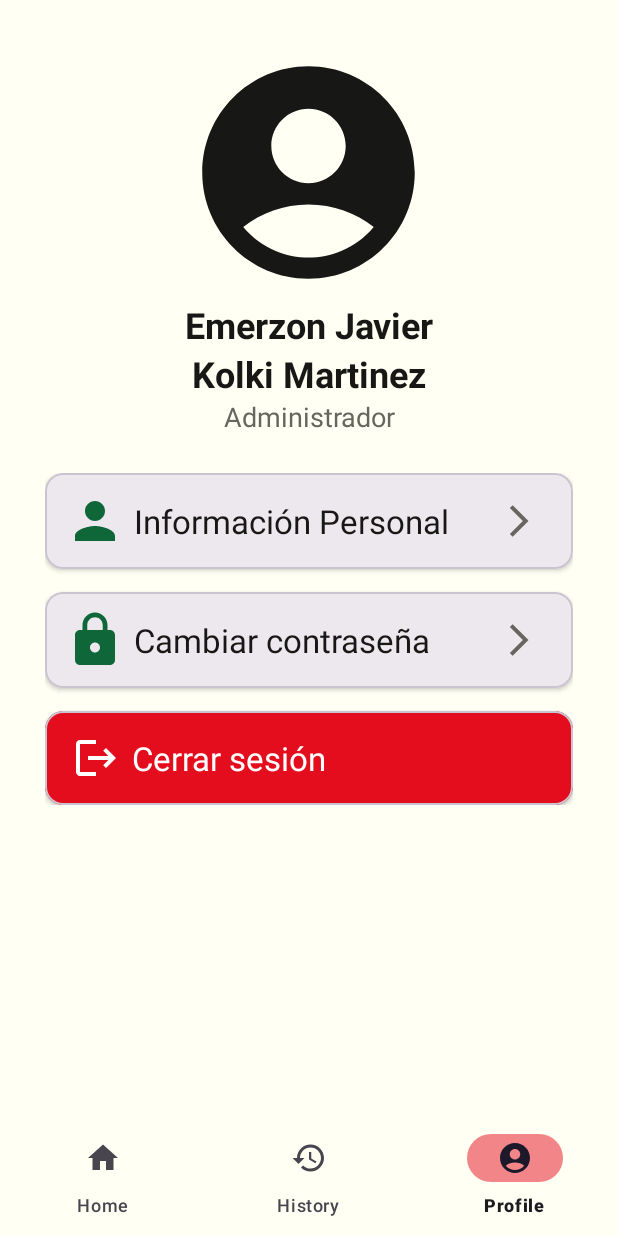
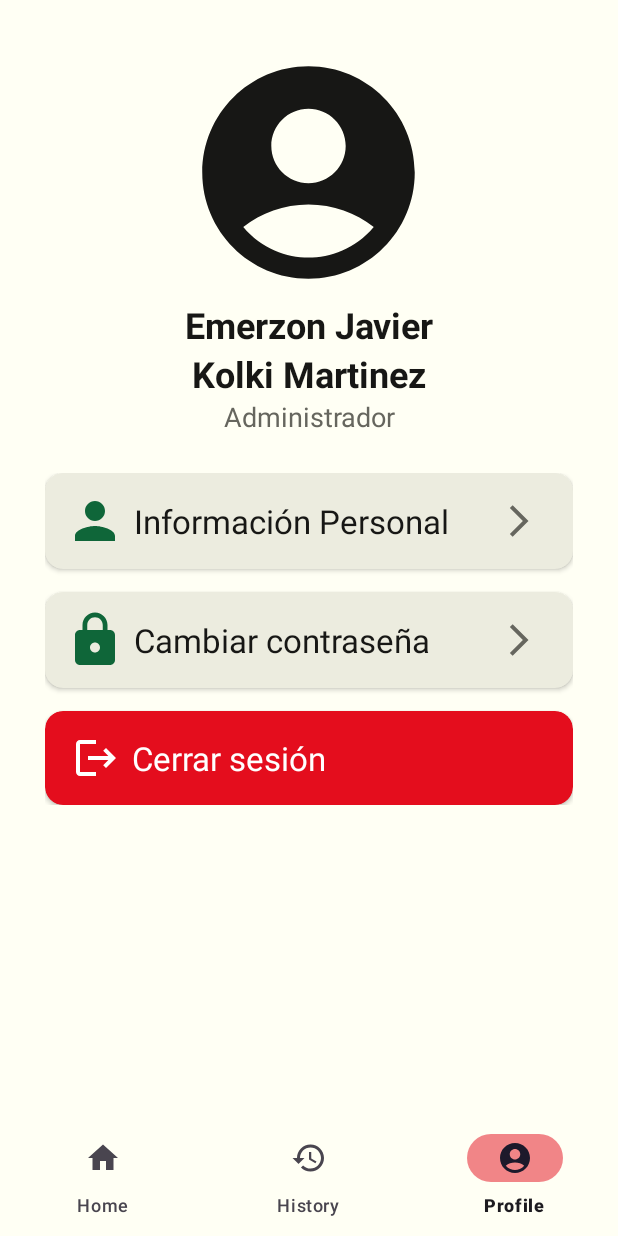
Before and after one commit to JasonCrk/TinkaWork, an Android app: the AccountOptionsScreenFragment screen opened through its navigation route, on a phone screen of 412 x 824 dp. Run offline under Robolectric (Android 15) with nearby library versions, the phone set to English and light mode, and no system bars; our stand-ins replace navigation-ui.

Commit message:
feat: Update account options view

```diff
--- a/app/src/main/res/layout/fragment_account_options_screen.xml
+++ b/app/src/main/res/layout/fragment_account_options_screen.xml
@@ -69,6 +69,7 @@
 
         <com.google.android.material.card.MaterialCardView
             android:id="@+id/personalInformationBtn"
+            style="@style/ButtonCardOption"
             android:clickable="true"
             android:focusable="true"
             app:cardElevation="2dp"
@@ -128,54 +129,55 @@
             android:clickable="true"
             android:focusable="true"
             app:cardElevation="2dp"
+            style="@style/ButtonCardOption"
             android:layout_marginBottom="15dp"
             android:layout_width="match_parent"
             android:layout_height="wrap_content">
 
             <androidx.constraintlayout.widget.ConstraintLayout
-                android:paddingVertical="12dp"
+                android:layout_width="match_parent"
+                android:layout_height="match_parent"
                 android:paddingHorizontal="13dp"
-                android:layout_width="match_parent"
-                android:layout_height="match_parent">
+                android:paddingVertical="12dp">
 
                 <LinearLayout
-                    app:layout_constraintTop_toTopOf="parent"
+                    android:layout_width="wrap_content"
+                    android:layout_height="match_parent"
+                    android:gravity="center_vertical"
+                    android:orientation="horizontal"
                     app:layout_constraintBottom_toBottomOf="parent"
                     app:layout_constraintStart_toStartOf="parent"
-                    android:gravity="center_vertical"
-                    android:orientation="horizontal"
-                    android:layout_width="wrap_content"
-                    android:layout_height="match_parent"
+                    app:layout_constraintTop_toTopOf="parent"
                     tools:ignore="UseCompoundDrawables">
 
                     <ImageView
-                        android:src="@drawable/ic_baseline_lock_24"
-                        android:contentDescription="personIcon"
-                        app:tint="?attr/colorSecondary"
                         android:layout_width="40dp"
                         android:layout_height="40dp"
                         android:layout_marginEnd="6dp"
+                        android:contentDescription="personIcon"
+                        android:src="@drawable/ic_baseline_lock_24"
+                        app:tint="?attr/colorSecondary"
                         tools:ignore="HardcodedText" />
 
                     <TextView
-                        android:text="Cambiar contraseña"
-                        android:textSize="22sp"
-                        android:textColor="?attr/colorPrimary"
                         android:layout_width="wrap_content"
                         android:layout_height="wrap_content"
+                        android:text="Cambiar contraseña"
+                        android:textColor="?attr/colorPrimary"
+                        android:textSize="22sp"
                         tools:ignore="HardcodedText" />
                 </LinearLayout>
 
                 <ImageView
+                    android:layout_width="25dp"
+                    android:layout_height="25dp"
+                    android:layout_marginEnd="10dp"
+                    android:contentDescription="personIcon"
+                    android:src="@drawable/ic_baseline_arrow_forward_ios_24"
+                    app:layout_constraintBottom_toBottomOf="parent"
                     app:layout_constraintEnd_toEndOf="parent"
                     app:layout_constraintTop_toTopOf="parent"
-                    app:layout_constraintBottom_toBottomOf="parent"
-                    android:layout_marginEnd="10dp"
                     app:tint="@color/gray"
-                    android:src="@drawable/ic_baseline_arrow_forward_ios_24"
-                    android:contentDescription="personIcon"
-                    android:layout_width="25dp"
-                    android:layout_height="25dp"
                     tools:ignore="HardcodedText" />
             </androidx.constraintlayout.widget.ConstraintLayout>
         </com.google.android.material.card.MaterialCardView>
@@ -184,6 +186,8 @@
             android:clickable="true"
             android:focusable="true"
             android:backgroundTint="@color/red"
+            app:strokeWidth="0dp"
+            app:strokeColor="@android:color/transparent"
             app:cardElevation="2dp"
             android:layout_width="match_parent"
             android:layout_height="wrap_content">
--- a/app/src/main/res/values-night/themes.xml
+++ b/app/src/main/res/values-night/themes.xml
@@ -16,4 +16,11 @@
     <style name="BottomNavigationViewActiveIndicator" parent="Widget.Material3.BottomNavigationView.ActiveIndicator">
         <item name="android:color">@color/opacity_yellow</item>
     </style>
+
+    <style name="ButtonCardOption" parent="Widget.Material3.CardView.Filled">
+        <item name="elevation">0dp</item>
+        <item name="cardBackgroundColor">@color/button_elevation_dark</item>
+        <item name="strokeColor">@android:color/transparent</item>
+        <item name="strokeWidth">0dp</item>
+    </style>
 </resources>
--- a/app/src/main/res/values/colors.xml
+++ b/app/src/main/res/values/colors.xml
@@ -1,6 +1,7 @@
 <?xml version="1.0" encoding="utf-8"?>
 <resources>
     <color name="black">#171715</color>
+    <color name="button_elevation_dark">#2E2E2B</color>
     <color name="green">#0F6639</color>
     <color name="lighter_green">#00C158</color>
     <color name="gray">#66665E</color>
@@ -10,4 +11,5 @@
     <color name="opacity_yellow">#80FAE602</color>
     <color name="opacity_red">#80E40D1D</color>
     <color name="background_light">#FFFFF4</color>
+    <color name="button_elevation_white">#ECECDF</color>
 </resources>
--- a/app/src/main/res/values/themes.xml
+++ b/app/src/main/res/values/themes.xml
@@ -16,5 +16,12 @@
         <item name="android:color">@color/opacity_red</item>
     </style>
 
+    <style name="ButtonCardOption" parent="Widget.Material3.CardView.Filled">
+        <item name="elevation">0dp</item>
+        <item name="cardBackgroundColor">@color/button_elevation_white</item>
+        <item name="strokeColor">@android:color/transparent</item>
+        <item name="strokeWidth">0dp</item>
+    </style>
+
     <style name="Theme.TinkaWork" parent="Base.Theme.TinkaWork" />
 </resources>
```
